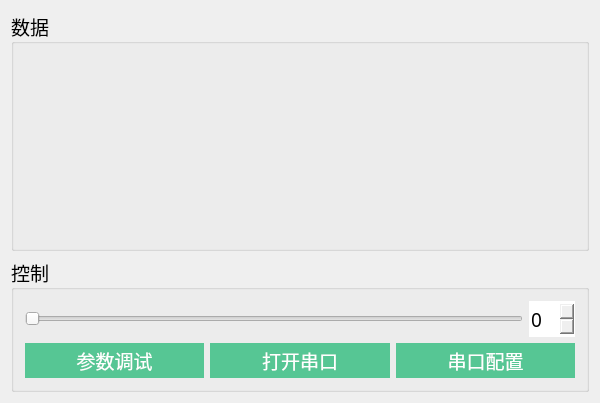
First picture: the form in mainwindow.ui, repository HITXZA/diansai2017Uper2, before the edit.
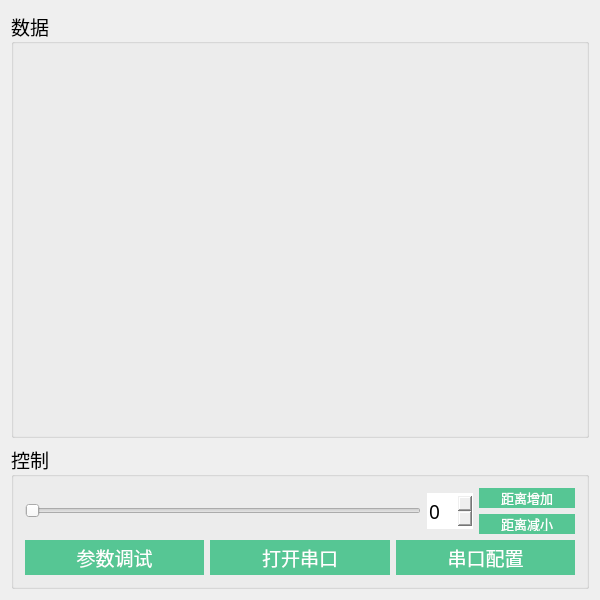
Second picture: the form after the edit. Icons and pictures are not drawn. Custom widgets are drawn as their Qt base class.

The edit to the form file:
```diff
--- a/mainwindow.ui
+++ b/mainwindow.ui
@@ -7,7 +7,7 @@
     <x>0</x>
     <y>0</y>
     <width>600</width>
-    <height>403</height>
+    <height>600</height>
    </rect>
   </property>
   <property name="contextMenuPolicy">
@@ -19,7 +19,7 @@
   <widget class="QWidget" name="centralWidget">
    <layout class="QGridLayout" name="gridLayout_3">
     <item row="0" column="0">
-     <layout class="QVBoxLayout" name="verticalLayout_2">
+     <layout class="QVBoxLayout" name="verticalLayout_3">
       <item>
        <widget class="QGroupBox" name="groupBox_2">
         <property name="sizePolicy">
@@ -90,7 +90,7 @@
         </property>
         <layout class="QGridLayout" name="gridLayout">
          <item row="0" column="0">
-          <layout class="QVBoxLayout" name="verticalLayout">
+          <layout class="QVBoxLayout" name="verticalLayout_2">
            <item>
             <layout class="QHBoxLayout" name="horizontalLayout">
              <item>
@@ -145,6 +145,97 @@
                </property>
               </widget>
              </item>
+             <item>
+              <layout class="QVBoxLayout" name="verticalLayout">
+               <item>
+                <widget class="QPushButton" name="DistanceAddButton">
+                 <property name="sizePolicy">
+                  <sizepolicy hsizetype="Minimum" vsizetype="Fixed">
+                   <horstretch>0</horstretch>
+                   <verstretch>0</verstretch>
+                  </sizepolicy>
+                 </property>
+                 <property name="minimumSize">
+                  <size>
+                   <width>96</width>
+                   <height>15</height>
+                  </size>
+                 </property>
+                 <property name="maximumSize">
+                  <size>
+                   <width>16777215</width>
+                   <height>20</height>
+                  </size>
+                 </property>
+                 <property name="font">
+                  <font>
+                   <family>微软雅黑 Light</family>
+                   <pointsize>10</pointsize>
+                  </font>
+                 </property>
+                 <property name="styleSheet">
+                  <string notr="true">QPushButton {
+    background-color: rgb(86,198,148);
+	color:white;
+    border-style: none;
+	min-width: 30ex;
+    min-height: 3ex;
+	padding: 3px;
+}
+QPushButton:hover {
+   background-color: rgb(154,220,192);
+}
+QPushButton:pressed {
+   background-color: rgb(101,148,128);
+}
+</string>
+                 </property>
+                 <property name="text">
+                  <string>距离增加</string>
+                 </property>
+                </widget>
+               </item>
+               <item>
+                <widget class="QPushButton" name="DistanceButton">
+                 <property name="maximumSize">
+                  <size>
+                   <width>16777215</width>
+                   <height>20</height>
+                  </size>
+                 </property>
+                 <property name="font">
+                  <font>
+                   <family>微软雅黑 Light</family>
+                   <pointsize>10</pointsize>
+                  </font>
+                 </property>
+                 <property name="toolTipDuration">
+                  <number>-1</number>
+                 </property>
+                 <property name="styleSheet">
+                  <string notr="true">QPushButton {
+    background-color: rgb(86,198,148);
+	color:white;
+    border-style: none;
+	min-width: 30ex;
+    min-height: 3ex;
+	padding: 3px;
+}
+QPushButton:hover {
+   background-color: rgb(154,220,192);
+}
+QPushButton:pressed {
+   background-color: rgb(101,148,128);
+}
+</string>
+                 </property>
+                 <property name="text">
+                  <string>距离减小</string>
+                 </property>
+                </widget>
+               </item>
+              </layout>
+             </item>
             </layout>
            </item>
            <item>
```
